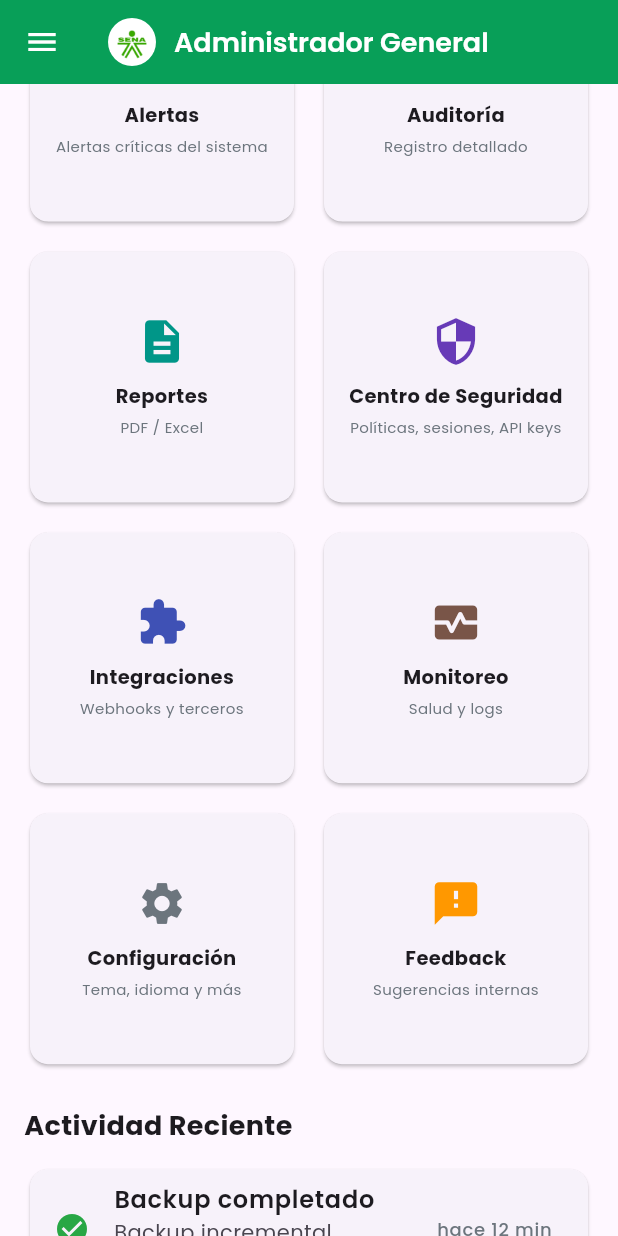
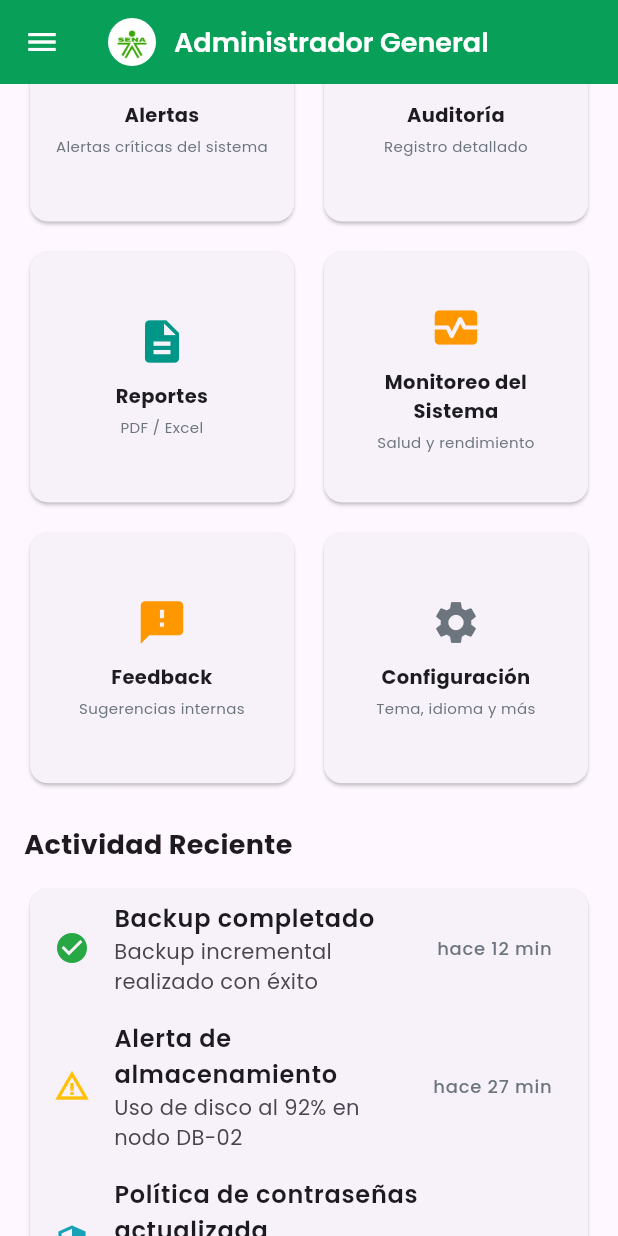
Before and after one commit to axchisan/GestionInventarioSENA, a Flutter app: the GeneralAdminDashboardScreen screen opened by its route, scrolled down 1152 dp, on a phone screen of 412 x 824 dp. Run offline on Flutter 3.47's test engine with Material 3 defaults, Android fonts, the phone set to English and light mode, and no system bars; our stand-ins replace fl_chart, flutter_secure_storage, go_router, google_fonts, jwt_decoder, pdf and 5 more; missing offline and left inert: excel, mobile_scanner, universal_html; accounts and stored records are empty.

Commit message:
cambios en accesos directos de general admin

```diff
--- a/client/lib/presentation/screens/dashboard/general_admin_dashboard_screen.dart
+++ b/client/lib/presentation/screens/dashboard/general_admin_dashboard_screen.dart
@@ -177,27 +177,19 @@ class GeneralAdminDashboardScreen extends StatelessWidget {
                 ),
                 _action(
                   context,
-                  title: 'Centro de Seguridad',
-                  subtitle: 'Políticas, sesiones, API keys',
-                  icon: Icons.security,
-                  color: Colors.deepPurple,
-                  route: '/security-center',
+                  title: 'Monitoreo del Sistema',
+                  subtitle: 'Salud y rendimiento',
+                  icon: Icons.monitor_heart,
+                  color: Colors.orange,
+                  route: '/monitoring',
                 ),
                 _action(
                   context,
-                  title: 'Integraciones',
-                  subtitle: 'Webhooks y terceros',
-                  icon: Icons.extension,
-                  color: Colors.indigo,
-                  route: '/integrations',
-                ),
-                _action(
-                  context,
-                  title: 'Monitoreo',
-                  subtitle: 'Salud y logs',
-                  icon: Icons.monitor_heart,
-                  color: Colors.brown,
-                  route: '/monitoring',
+                  title: 'Feedback',
+                  subtitle: 'Sugerencias internas',
+                  icon: Icons.feedback,
+                  color: Colors.orange,
+                  route: '/feedback-form',
                 ),
                 _action(
                   context,
@@ -206,14 +198,6 @@ class GeneralAdminDashboardScreen extends StatelessWidget {
                   icon: Icons.settings,
                   color: AppColors.grey600,
                   route: '/settings',
-                ),
-                _action(
-                  context,
-                  title: 'Feedback',
-                  subtitle: 'Sugerencias internas',
-                  icon: Icons.feedback,
-                  color: Colors.orange,
-                  route: '/feedback-form',
                 ),
               ],
             ),
@@ -420,30 +404,25 @@ class GeneralAdminDashboardScreen extends StatelessWidget {
             onTap: () => context.push('/report-generator'),
           ),
           ListTile(
-            leading: const Icon(Icons.security),
-            title: const Text('Centro de Seguridad'),
-            onTap: () => context.push('/security-center'),
+            leading: const Icon(Icons.monitor_heart),
+            title: const Text('monitoreo del Sistema'),
+            onTap: () => context.push('/system-monitoring'),
           ),
           ListTile(
-            leading: const Icon(Icons.extension),
-            title: const Text('Integraciones'),
-            onTap: () => context.push('/integrations'),
-          ),
-          ListTile(
-            leading: const Icon(Icons.monitor_heart),
-            title: const Text('Monitoreo'),
-            onTap: () => context.push('/monitoring'),
+            leading: const Icon(Icons.feedback),
+            title: const Text('Feedback'),
+            onTap: () => context.push('/feedback-form'),
           ),
           const Divider(),
+          ListTile(
+            leading: const Icon(Icons.settings),
+            title: const Text('Configuracion'),
+            onTap: () => context.push('/settings'),
+          ),
           ListTile(
             leading: const Icon(Icons.person),
             title: const Text('Mi Perfil'),
             onTap: () => context.push('/profile'),
-          ),
-          ListTile(
-            leading: const Icon(Icons.settings),
-            title: const Text('Configuración'),
-            onTap: () => context.push('/settings'),
           ),
           ListTile(
             leading: const Icon(Icons.logout),
```
